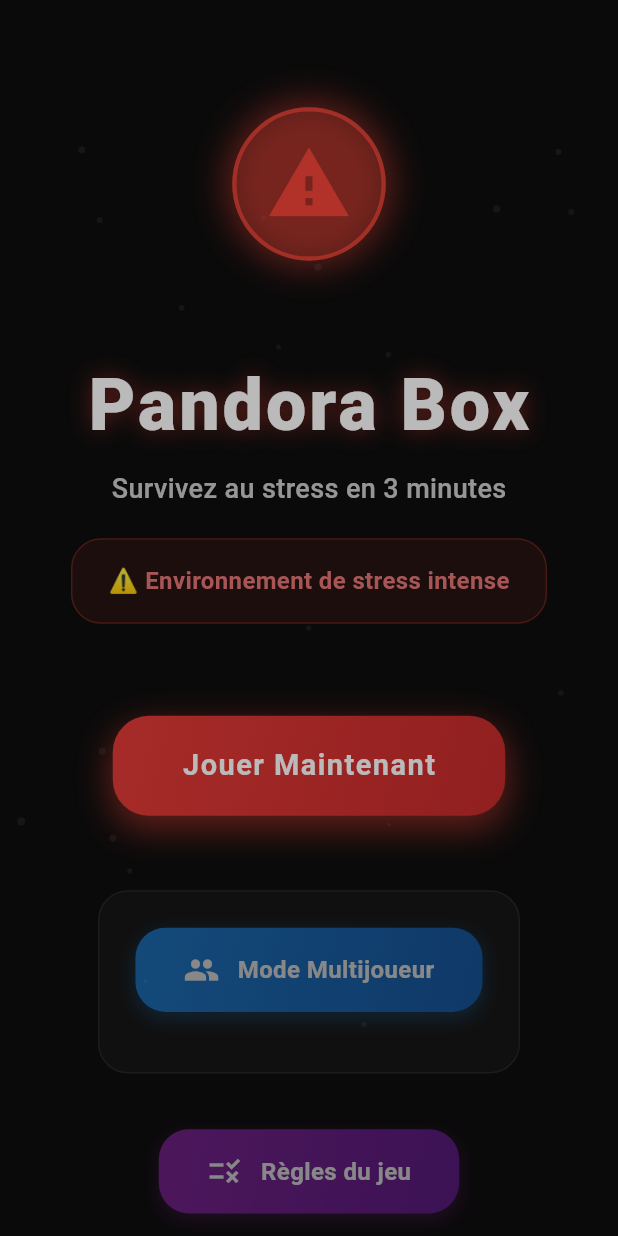
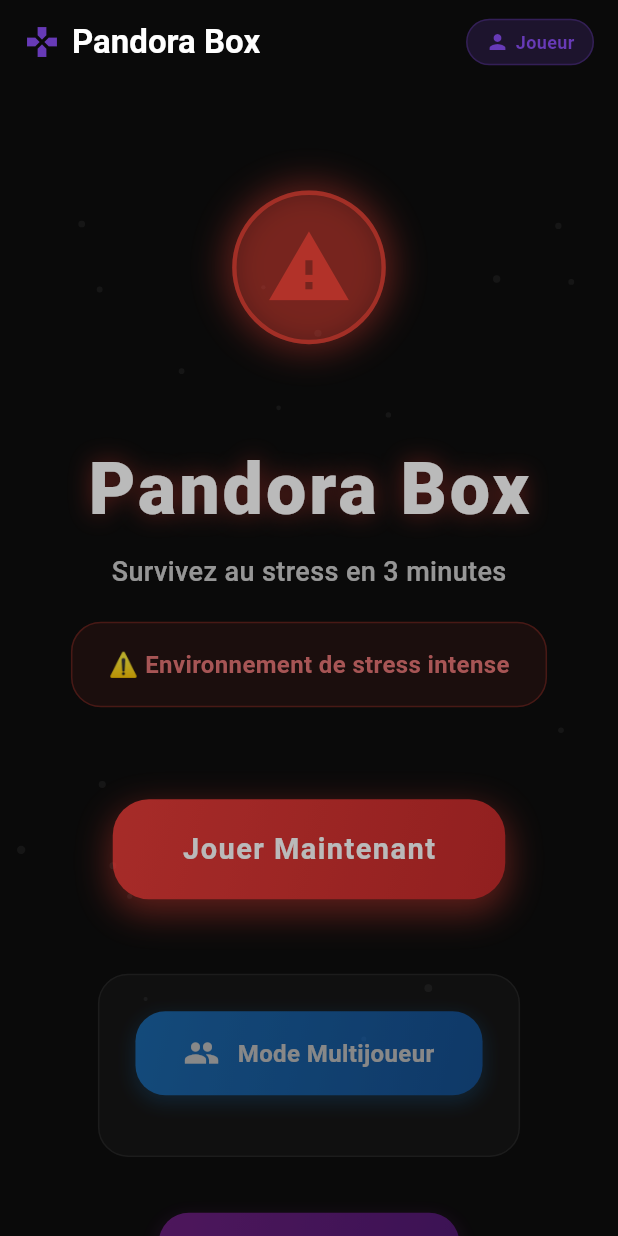
Before and after one commit to cerine0044/Workshop25-26, a Flutter app: the first screen one second after launch, on a phone screen of 412 x 824 dp. Run offline on Flutter 3.47's test engine with Material 3 defaults, Android fonts, the phone set to English and light mode, and no system bars; our stand-ins replace audioplayers, firebase_auth, firebase_core, firebase_database, sensors_plus, shared_preferences; missing offline and left inert: torch_light; accounts and stored records are empty; network calls fail.

Commit message:
Pseudo&ModifPseudo

```diff
--- a/Utilisateur2/lib/pages/eco_stress_home_page.dart
+++ b/Utilisateur2/lib/pages/eco_stress_home_page.dart
@@ -2,8 +2,12 @@ import 'dart:async';
 import 'dart:math' as math;
 import 'package:flutter/material.dart';
 import 'package:flutter/services.dart';
+import '../services/player_name_service.dart';
+import '../widgets/player_name_input_dialog.dart';
 import '../services/global_score_service.dart';
 import '../services/game_stats_service.dart';
+import '../services/firebase_multiplayer_service.dart';
+import '../services/direct_test_runner.dart';
 import 'page1_puzzle.dart';
 import 'stress_page.dart';
 import 'page3_words.dart';
@@ -26,6 +30,7 @@ class _EcoStressHomePageState extends State<EcoStressHomePage>
     with TickerProviderStateMixin {
 
   final GlobalScoreService _scoreService = GlobalScoreService();
+  final PlayerNameService _playerNameService = PlayerNameService();
 
   late AnimationController _pulseController;
   late AnimationController _stressController;
@@ -57,12 +62,25 @@ class _EcoStressHomePageState extends State<EcoStressHomePage>
       _initializeAnimations();
       _startStressSimulation();
       _scoreService.startSession();
+      _runDirectTests();
+
+      // Initialiser le service de nom de joueur
+      _playerNameService.initialize();
 
       // Haptic feedback au démarrage
       HapticFeedback.lightImpact();
     } catch (e) {
       print('❌ Erreur initialisation EcoStressHomePage: $e');
       // Continuer même en cas d'erreur d'animation
+    }
+  }
+
+  /// Exécuter les tests directs
+  Future<void> _runDirectTests() async {
+    try {
+      await DirectTestRunner.runAllTests();
+    } catch (e) {
+      debugPrint('Erreur lors des tests directs: $e');
     }
   }
 
@@ -230,6 +248,60 @@ class _EcoStressHomePageState extends State<EcoStressHomePage>
   Widget build(BuildContext context) {
     return Scaffold(
       backgroundColor: const Color(0xFF0A0A0A),
+      appBar: AppBar(
+        backgroundColor: Colors.transparent,
+        elevation: 0,
+        title: Row(
+          children: [
+            const Icon(Icons.games, color: Colors.deepPurple),
+            const SizedBox(width: 8),
+            const Text(
+              'Pandora Box',
+              style: TextStyle(
+                color: Colors.white,
+                fontWeight: FontWeight.bold,
+              ),
+            ),
+          ],
+        ),
+        actions: [
+          // Bouton nom du joueur
+          Container(
+            margin: const EdgeInsets.only(right: 16),
+            child: InkWell(
+              onTap: _showPlayerNameDialog,
+              borderRadius: BorderRadius.circular(20),
+              child: Container(
+                padding: const EdgeInsets.symmetric(horizontal: 12, vertical: 6),
+                decoration: BoxDecoration(
+                  color: Colors.deepPurple.withOpacity(0.2),
+                  borderRadius: BorderRadius.circular(20),
+                  border: Border.all(color: Colors.deepPurple.withOpacity(0.3)),
+                ),
+                child: Row(
+                  mainAxisSize: MainAxisSize.min,
+                  children: [
+                    Icon(
+                      Icons.person,
+                      color: Colors.deepPurple,
+                      size: 16,
+                    ),
+                    const SizedBox(width: 4),
+                    Text(
+                      _playerNameService.getPlayerNameOrDefault(),
+                      style: const TextStyle(
+                        color: Colors.deepPurple,
+                        fontSize: 12,
+                        fontWeight: FontWeight.w600,
+                      ),
+                    ),
+                  ],
+                ),
+              ),
+            ),
+          ),
+        ],
+      ),
       body: Stack(
         fit: StackFit.expand,
         children: [
@@ -927,6 +999,42 @@ class _EcoStressHomePageState extends State<EcoStressHomePage>
     }
   }
 
+  /// Afficher le dialogue de saisie du nom du joueur
+  Future<void> _showPlayerNameDialog() async {
+    HapticFeedback.lightImpact();
+
+    final result = await showDialog<String>(
+      context: context,
+      barrierDismissible: true,
+      builder: (context) => PlayerNameInputDialog(
+        currentName: _playerNameService.currentPlayerName,
+        isRequired: false,
+      ),
+    );
+
+    if (result != null) {
+      setState(() {
+        // Reconstruire l'interface pour mettre à jour le nom affiché
+      });
+
+      // Mettre à jour le nom dans le service multijoueur
+      try {
+        final multiplayerService = FirebaseMultiplayerService();
+        await multiplayerService.updateCurrentPlayerName();
+      } catch (e) {
+        debugPrint('Erreur mise à jour nom multijoueur: $e');
+      }
+
+      ScaffoldMessenger.of(context).showSnackBar(
+        SnackBar(
+          content: Text('Nom du joueur défini: $result'),
+          backgroundColor: Colors.green,
+          duration: const Duration(seconds: 2),
+        ),
+      );
+    }
+  }
+
   void _showGameRules() {
     showModalBottomSheet(
       context: context,
@@ -1185,7 +1293,7 @@ class _EcoStressHomePageState extends State<EcoStressHomePage>
     // Démarrer la session globale si ce n'est pas déjà fait
     final GameStatsService statsService = GameStatsService();
     if (!statsService.isGlobalSessionActive) {
-      final playerName = statsService.currentPlayerName ?? 'Joueur';
+      final playerName = _playerNameService.getPlayerNameOrDefault();
       statsService.startGlobalGameSession(playerName: playerName, gameMode: 'solo');
     }
 
--- /dev/null
+++ b/Utilisateur2/lib/services/direct_test_runner.dart
@@ -0,0 +1,118 @@
+import 'package:flutter/material.dart';
+import '../services/firebase_multiplayer_service.dart';
+import '../services/player_name_service.dart';
+import '../services/game_stats_service.dart';
+
+/// Test direct pour vérifier les corrections du pseudo multijoueur
+class DirectTestRunner {
+  static Future<void> runAllTests() async {
+    print('🧪 DÉBUT DES TESTS DIRECTS');
+    print('');
+
+    // Test 1: PlayerNameService
+    await _testPlayerNameService();
+
+    // Test 2: FirebaseMultiplayerService
+    await _testFirebaseMultiplayerService();
+
+    // Test 3: GameStatsService
+    await _testGameStatsService();
+
+    print('');
+    print('🎉 TOUS LES TESTS TERMINÉS');
+  }
+
+  static Future<void> _testPlayerNameService() async {
+    print('🧪 Test 1: PlayerNameService');
+
+    try {
+      final playerNameService = PlayerNameService();
+      await playerNameService.initialize();
+
+      final playerName = playerNameService.getPlayerNameOrDefault();
+      print('ℹ️ Nom du joueur: $playerName');
+      print('ℹ️ Nom défini: ${playerNameService.hasPlayerName}');
+
+      // Tester la définition d'un nom
+      final testName = 'TestPlayer${DateTime.now().millisecondsSinceEpoch}';
+      final success = await playerNameService.setPlayerName(testName);
+
+      if (success) {
+        print('✅ Définition du nom réussie: $testName');
+        final newName = playerNameService.getPlayerNameOrDefault();
+        print('ℹ️ Nouveau nom: $newName');
+      } else {
+        print('❌ Échec de la définition du nom');
+      }
+
+    } catch (e) {
+      print('❌ Erreur PlayerNameService: $e');
+    }
+    print('');
+  }
+
+  static Future<void> _testFirebaseMultiplayerService() async {
+    print('🧪 Test 2: FirebaseMultiplayerService');
+
+    try {
+      final multiplayerService = FirebaseMultiplayerService();
+      await multiplayerService.initialize();
+
+      print('ℹ️ Player ID: ${multiplayerService.currentPlayerId}');
+      print('ℹ️ Player Name: ${multiplayerService.currentPlayerName}');
+
+      // Tester la mise à jour du nom
+      await multiplayerService.updateCurrentPlayerName();
+      print('ℹ️ Nom après mise à jour: ${multiplayerService.currentPlayerName}');
+
+      print('✅ FirebaseMultiplayerService fonctionne');
+
+    } catch (e) {
+      print('❌ Erreur FirebaseMultiplayerService: $e');
+    }
+    print('');
+  }
+
+  static Future<void> _testGameStatsService() async {
+    print('🧪 Test 3: GameStatsService');
+
+    try {
+      final gameStatsService = GameStatsService();
+
+      // Tester une session de jeu
+      gameStatsService.startGlobalGameSession(
+        playerName: 'TestPlayer',
+        gameMode: 'solo',
+      );
+
+      print('ℹ️ Session démarrée');
+
+      await Future.delayed(const Duration(milliseconds: 100));
+
+      await gameStatsService.endGameSession(
+        completed: true,
+        score: 100,
+        additionalData: {'test': true},
+      );
+
+      await gameStatsService.endGlobalGameSession();
+
+      print('ℹ️ Session terminée');
+
+      final completedSessions = gameStatsService.completedSessions;
+      print('ℹ️ Sessions complétées: ${completedSessions.length}');
+
+      if (completedSessions.isNotEmpty) {
+        final lastSession = completedSessions.last;
+        print('ℹ️ Dernière session: ${lastSession.playerName} - ${lastSession.gameRoom}');
+        print('✅ GameStatsService fonctionne');
+      } else {
+        print('⚠️ Aucune session sauvegardée');
+      }
+
+    } catch (e) {
+      print('❌ Erreur GameStatsService: $e');
+    }
+    print('');
+  }
+}
--- a/Utilisateur2/lib/services/game_stats_service.dart
+++ b/Utilisateur2/lib/services/game_stats_service.dart
@@ -4,6 +4,7 @@ import 'package:flutter/foundation.dart';
 import 'package:shared_preferences/shared_preferences.dart';
 import 'firebase_leaderboard_service.dart';
 import 'firebase_history_service.dart';
+import 'player_name_service.dart';
 
 /// Service de gestion des statistiques de jeu et du chronomètre
 class GameStatsService {
@@ -33,6 +34,7 @@ class GameStatsService {
   // Service de classement et historique
   final FirebaseLeaderboardService _leaderboardService = FirebaseLeaderboardService();
   final FirebaseHistoryService _historyService = FirebaseHistoryService();
+  final PlayerNameService _playerNameService = PlayerNameService();
 
   /// Constructeur privé avec initialisation
   GameStatsService._internal() {
@@ -64,11 +66,11 @@ class GameStatsService {
 
   /// Démarre le chronomètre global de bout en bout
   void startGlobalGameSession({
-    required String playerName,
+    String? playerName,
     String gameMode = 'solo',
   }) {
     if (!_isGlobalSessionActive) {
-      _currentPlayerName = playerName;
+      _currentPlayerName = playerName ?? _playerNameService.getPlayerNameOrDefault();
       _currentGameMode = gameMode;
       _globalGameStartTime = DateTime.now();
       _globalGameDuration = Duration.zero;
--- /dev/null
+++ b/Utilisateur2/lib/services/player_name_service.dart
@@ -0,0 +1,90 @@
+import 'package:shared_preferences/shared_preferences.dart';
+import 'package:flutter/foundation.dart';
+
+/// Service pour gérer le nom du joueur
+class PlayerNameService {
+  static final PlayerNameService _instance = PlayerNameService._internal();
+  factory PlayerNameService() => _instance;
+  PlayerNameService._internal();
+
+  static const String _playerNameKey = 'player_name';
+  String? _currentPlayerName;
+
+  /// Obtenir le nom du joueur actuel
+  String? get currentPlayerName => _currentPlayerName;
+
+  /// Vérifier si un nom de joueur est défini
+  bool get hasPlayerName => _currentPlayerName != null && _currentPlayerName!.isNotEmpty;
+
+  /// Initialiser le service et charger le nom depuis le stockage local
+  Future<void> initialize() async {
+    try {
+      final prefs = await SharedPreferences.getInstance();
+      _currentPlayerName = prefs.getString(_playerNameKey);
+      debugPrint('👤 Nom du joueur chargé: $_currentPlayerName');
+    } catch (e) {
+      debugPrint('❌ Erreur chargement nom joueur: $e');
+    }
+  }
+
+  /// Définir le nom du joueur
+  Future<bool> setPlayerName(String name) async {
+    try {
+      if (name.trim().isEmpty) {
+        debugPrint('❌ Nom de joueur vide');
+        return false;
+      }
+
+      final trimmedName = name.trim();
+      _currentPlayerName = trimmedName;
+
+      final prefs = await SharedPreferences.getInstance();
+      await prefs.setString(_playerNameKey, trimmedName);
+
+      debugPrint('✅ Nom du joueur défini: $trimmedName');
+      return true;
+    } catch (e) {
+      debugPrint('❌ Erreur sauvegarde nom joueur: $e');
+      return false;
+    }
+  }
+
+  /// Supprimer le nom du joueur
+  Future<void> clearPlayerName() async {
+    try {
+      _currentPlayerName = null;
+      final prefs = await SharedPreferences.getInstance();
+      await prefs.remove(_playerNameKey);
+      debugPrint('🗑️ Nom du joueur supprimé');
+    } catch (e) {
+      debugPrint('❌ Erreur suppression nom joueur: $e');
+    }
+  }
+
+  /// Obtenir le nom du joueur ou un nom par défaut
+  String getPlayerNameOrDefault({String defaultName = 'Joueur'}) {
+    return _currentPlayerName ?? defaultName;
+  }
+
+  /// Valider un nom de joueur
+  bool isValidPlayerName(String name) {
+    if (name.trim().isEmpty) return false;
+    if (name.trim().length < 2) return false;
+    if (name.trim().length > 20) return false;
+    return true;
+  }
+
+  /// Obtenir des suggestions de noms
+  List<String> getSuggestedNames() {
+    return [
+      'Joueur',
+      'Gamer',
+      'Player',
+      'Champion',
+      'Master',
+      'Pro',
+      'Expert',
+      'Legend',
+    ];
+  }
+}
```
Also changed, not shown: Utilisateur2/lib/pages/waiting_room_page.dart (+14 -1 lines), Utilisateur2/lib/services/firebase_multiplayer_service.dart (+31 -3 lines), Utilisateur2/lib/widgets/player_name_input_dialog.dart (added, +286 -0 lines), 5 other files.
